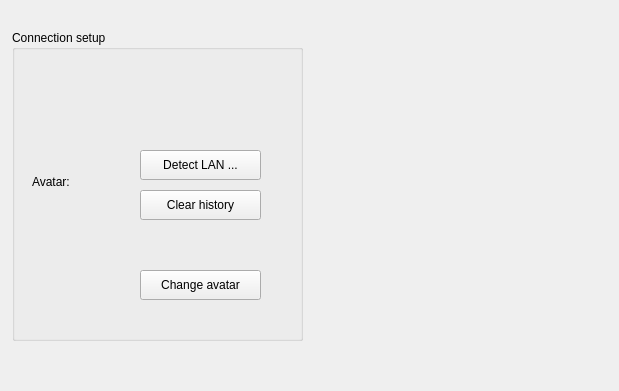
This is src/dialog/connectiondialog.ui in jason928594357/Qsanguosha as Qt 5 draws it before an edit. The edited form follows.
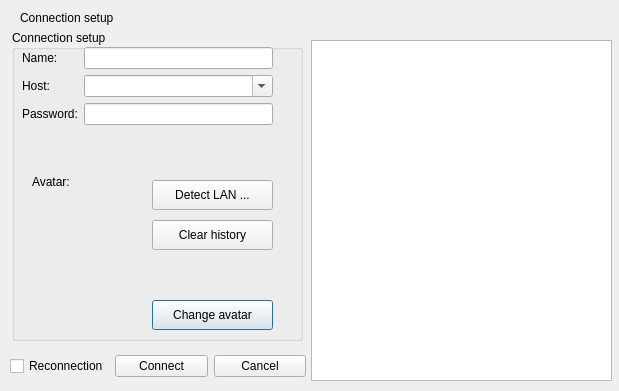
This is the edited form.

Commit message: 开始游戏页面设计

Diff of the .ui file:
```diff
--- a/src/dialog/connectiondialog.ui
+++ b/src/dialog/connectiondialog.ui
@@ -1,8 +1,8 @@
 <?xml version='1.0'?>
 <ui version="4.0">
  <class>ConnectionDialog</class>
- <widget class="QWidget" name="ConnectionDialog">
- <property name="windowModality">
+ <widget class="QDialog" name="ConnectionDialog">
+  <property name="windowModality">
    <enum>Qt::WindowModal</enum>
   </property>
   <property name="geometry">
@@ -56,7 +56,7 @@
      <string>Avatar:</string>
     </property>
 	</widget>
-  </widget>
+  
   <widget class="QLabel" name="avatarPixmap">
     <property name="geometry">
      <rect>
@@ -134,9 +134,152 @@
      </rect>
     </property>
 	<layout class="QFormLayout" name="formLayout">
+	<item row="0" column="0">
+      <widget class="QLabel" name="nameLabel">
+       <property name="text">
+        <string>Name:</string>
+       </property>
+       <property name="buddy">
+        <cstring>nameLineEdit</cstring>
+       </property>
+      </widget>
+     </item>
+     <item row="0" column="1">
+      <widget class="QLineEdit" name="nameLineEdit">
+       <property name="inputMethodHints">
+        <set>Qt::ImhNone</set>
+       </property>
+       <property name="maxLength">
+        <number>8</number>
+       </property>
+       <property name="frame">
+        <bool>true</bool>
+       </property>
+       <property name="echoMode">
+        <enum>QLineEdit::Normal</enum>
+       </property>
+      </widget>
+     </item>
+     <item row="1" column="0">
+      <widget class="QLabel" name="hostLabel">
+       <property name="text">
+        <string>Host:</string>
+       </property>
+      </widget>
+     </item>
+     <item row="1" column="1">
+      <widget class="QComboBox" name="hostComboBox">
+       <property name="editable">
+        <bool>true</bool>
+       </property>
+      </widget>
+     </item>
+     <item row="2" column="0">
+      <widget class="QLabel" name="passwordLabel">
+       <property name="text">
+        <string>Password:</string>
+       </property>
+      </widget>
+     </item>
+     <item row="2" column="1">
+      <widget class="QLineEdit" name="passwordEdit">
+       <property name="inputMethodHints">
+        <set>Qt::ImhHiddenText|Qt::ImhNoAutoUppercase|Qt::ImhNoPredictiveText|Qt::ImhSensitiveData</set>
+       </property>
+       <property name="maxLength">
+        <number>8</number>
+       </property>
+       <property name="frame">
+        <bool>true</bool>
+       </property>
+       <property name="echoMode">
+        <enum>QLineEdit::Password</enum>
+       </property>
+      </widget>
+     </item>
 	</layout>
    </widget>
+   </widget>
+   <widget class="QListView" name="avatarList">
+   <property name="geometry">
+    <rect>
+     <x>311</x>
+     <y>40</y>
+     <width>301</width>
+     <height>341</height>
+    </rect>
+   </property>
+   <property name="iconSize">
+    <size>
+     <width>80</width>
+     <height>80</height>
+    </size>
+   </property>
+   <property name="movement">
+    <enum>QListView::Static</enum>
+   </property>
+   <property name="viewMode">
+    <enum>QListView::IconMode</enum>
+   </property>
+   <property name="uniformItemSizes">
+    <bool>true</bool>
+   </property>
+  </widget>
    
+   
+   <widget class="QLabel" name="title">
+   <property name="geometry">
+    <rect>
+     <x>20</x>
+     <y>10</y>
+     <width>101</width>
+     <height>16</height>
+    </rect>
+   </property>
+   <property name="text">
+    <string>Connection setup</string>
+   </property>
+  </widget>
+   
+   <widget class="QWidget" name="layoutWidget2">
+   <property name="geometry">
+    <rect>
+     <x>10</x>
+     <y>350</y>
+     <width>296</width>
+     <height>32</height>
+    </rect>
+   </property>
+   <property name="sizePolicy">
+    <sizepolicy hsizetype="Preferred" vsizetype="Fixed">
+     <horstretch>0</horstretch>
+     <verstretch>0</verstretch>
+    </sizepolicy>
+   </property>
+   <layout class="QHBoxLayout" name="horizontalLayout">
+    <item>
+     <widget class="QCheckBox" name="reconnectionCheckBox">
+      <property name="text">
+       <string>Reconnection</string>
+      </property>
+     </widget>
+    </item>
+    <item>
+     <widget class="QPushButton" name="connectButton">
+      <property name="text">
+       <string>Connect</string>
+      </property>
+     </widget>
+    </item>
+    <item>
+     <widget class="QPushButton" name="cancelButton">
+      <property name="text">
+       <string>Cancel</string>
+      </property>
+     </widget>
+    </item>
+   </layout>
+  </widget>
  </widget>
  <pixmapfunction/>
  <connections/>
```
Left out of the diff: 9 changed lines with no effect on the pictures. The commit also changes 2 other files.
